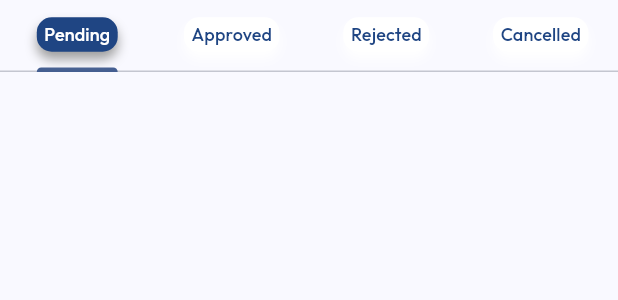
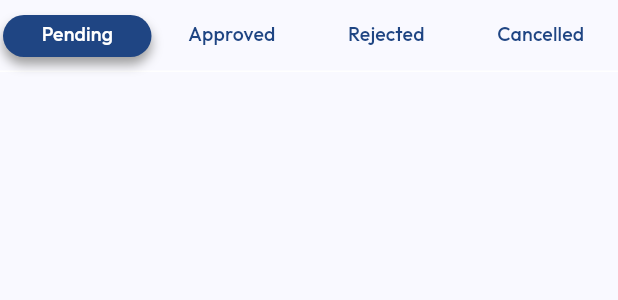
Before and after one commit to NekoIchigo/ems_v4, a Flutter app: the TransactionsTabbar widget shown alone on an empty page, opened directly, on a phone screen of 412 x 824 dp. Shown: the top 300 px of the screen. Run offline on Flutter 3.47's test engine with Material 3 defaults, Android fonts, the phone set to English and light mode, and no system bars; our stand-ins replace calendar_date_picker2, convex_bottom_bar, flutter_svg, geolocator, get, google_fonts and 4 more; missing offline and left inert: flutter_device_type; accounts and stored records are empty; network calls fail; statements that could not run were skipped; project files that could hold a hidden picture were left out.

Commit message:
feat: transaction tabs ui update

```diff
--- a/lib/views/layout/private/transactions/widget/tabbar/transactions_tabbar.dart
+++ b/lib/views/layout/private/transactions/widget/tabbar/transactions_tabbar.dart
@@ -1,5 +1,6 @@
-import 'package:ems_v4/views/layout/private/transactions/widget/tabbar/transactions_tabs.dart';
+import 'package:ems_v4/global/constants.dart';
 import 'package:flutter/material.dart';
+import 'package:get/get.dart';
 
 class TransactionsTabbar extends StatefulWidget {
   const TransactionsTabbar({super.key});
@@ -10,11 +11,11 @@ class TransactionsTabbar extends StatefulWidget {
 
 class _TransactionsTabbarState extends State<TransactionsTabbar>
     with SingleTickerProviderStateMixin {
-  final List<Widget> tabs = [
-    const TransactionsTabs(title: "Pending", isActive: true),
-    const TransactionsTabs(title: "Approved", isActive: false),
-    const TransactionsTabs(title: "Rejected", isActive: false),
-    const TransactionsTabs(title: "Cancelled", isActive: false),
+  final List<Widget> _tabs = [
+    const Tab(text: "Pending"),
+    const Tab(text: "Approved"),
+    const Tab(text: "Rejected"),
+    const Tab(text: "Cancelled"),
   ];
 
   late TabController _tabController;
@@ -22,7 +23,7 @@ class _TransactionsTabbarState extends State<TransactionsTabbar>
   @override
   void initState() {
     super.initState();
-    _tabController = TabController(length: tabs.length, vsync: this);
+    _tabController = TabController(length: _tabs.length, vsync: this);
   }
 
   @override
@@ -36,9 +37,35 @@ class _TransactionsTabbarState extends State<TransactionsTabbar>
     return Column(
       children: [
         TabBar(
-          padding: EdgeInsets.zero,
-          tabs: tabs,
+          labelPadding: EdgeInsets.zero,
+          indicatorPadding:
+              const EdgeInsets.symmetric(vertical: 10, horizontal: 2),
+          tabs: _tabs,
+          labelStyle: const TextStyle(color: Colors.white, fontSize: 13),
+          unselectedLabelStyle:
+              const TextStyle(color: bgPrimaryBlue, fontSize: 13),
+          indicator: BoxDecoration(
+            color: bgPrimaryBlue,
+            borderRadius: BorderRadius.circular(20),
+            boxShadow: const [
+              BoxShadow(
+                color: Colors.grey,
+                offset: Offset(0, 5),
+                blurRadius: 6,
+                spreadRadius: 0,
+              ),
+            ],
+          ),
+          indicatorSize: TabBarIndicatorSize.tab,
+          dividerColor: Colors.white,
           controller: _tabController,
+        ),
+        SizedBox(
+          height: Get.height * .6,
+          child: TabBarView(
+            controller: _tabController,
+            children: [],
+          ),
         ),
       ],
     );
--- a/lib/views/layout/private/transactions/widget/tabbar/transactions_tabs.dart
+++ b/lib/views/layout/private/transactions/widget/tabbar/transactions_tabs.dart
@@ -15,18 +15,18 @@ class TransactionsTabs extends StatelessWidget {
     return Tab(
       child: Container(
         padding: EdgeInsets.symmetric(horizontal: 5, vertical: 3),
-        decoration: BoxDecoration(
-          color: isActive ? bgPrimaryBlue : Colors.white,
-          borderRadius: BorderRadius.circular(10),
-          boxShadow: [
-            BoxShadow(
-              color: isActive ? Colors.grey : Colors.white,
-              offset: Offset(0, 5),
-              blurRadius: 6,
-              spreadRadius: 0,
-            ),
-          ],
-        ),
+        // decoration: BoxDecoration(
+        //   color: isActive ? bgPrimaryBlue : Colors.white,
+        //   borderRadius: BorderRadius.circular(10),
+        //   boxShadow: [
+        //     BoxShadow(
+        //       color: isActive ? Colors.grey : Colors.white,
+        //       offset: Offset(0, 5),
+        //       blurRadius: 6,
+        //       spreadRadius: 0,
+        //     ),
+        //   ],
+        // ),
         child: Text(
           title,
           style: TextStyle(
```
